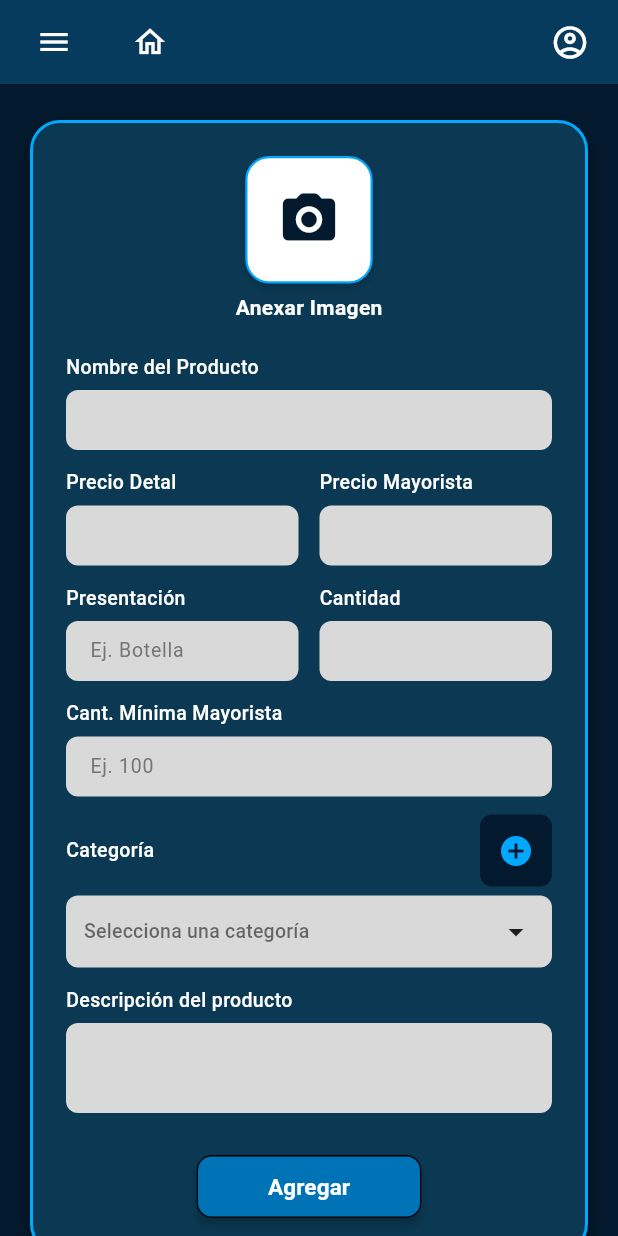
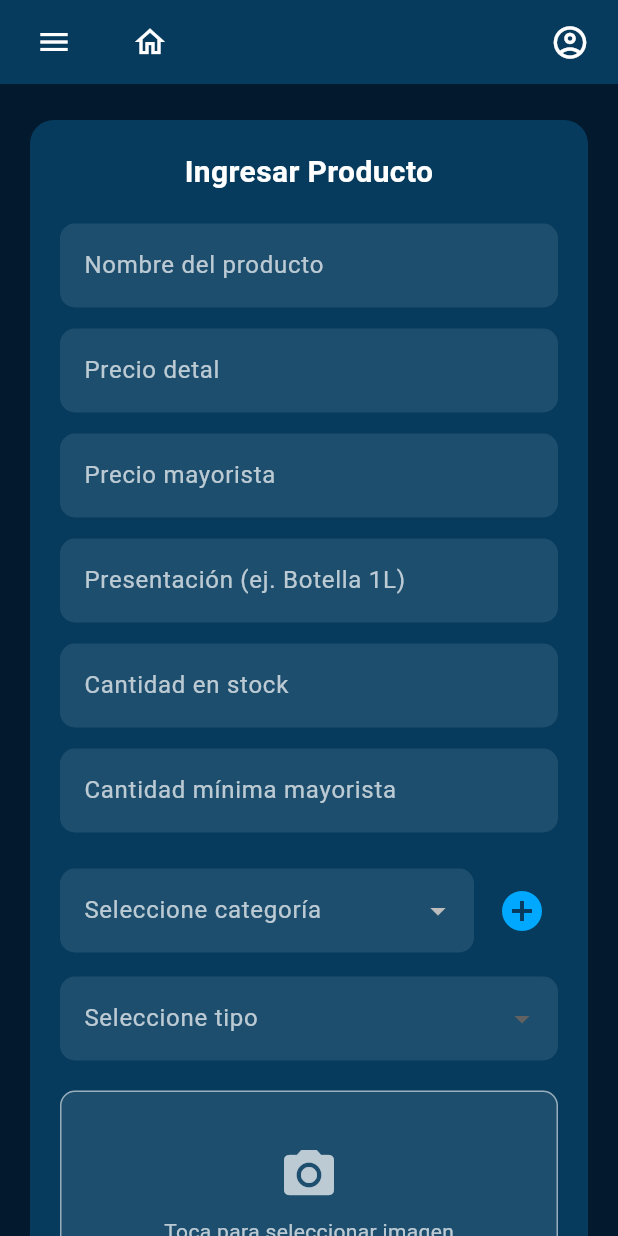
Before and after one commit to alviraxiomara-sketch/Distribuidora_Anita_Garz-n, a Flutter app: the IngresarProductoScreen screen opened directly, in the side drawer, after a tap on the "add circle" icon, on a phone screen of 412 x 824 dp. Run offline on Flutter 3.47's test engine with Material 3 defaults, Android fonts, the phone set to English and light mode, and no system bars; our stand-ins replace google_sign_in, image_picker, shared_preferences; accounts and stored records are empty; network calls fail; Roboto replaces fonts that are missing (Georgia).

Commit message:
Actualizar formulario

```diff
--- a/frontend/lib/screens/ingresar_producto.dart
+++ b/frontend/lib/screens/ingresar_producto.dart
@@ -6,9 +6,8 @@ import 'package:shared_preferences/shared_preferences.dart';
 import 'package:frontend/screens/principal_admin.dart';
 import 'package:frontend/screens/profile.dart';
 import 'package:frontend/services/api_config.dart';
-import 'package:frontend/widgets/admin_drawer.dart';
-import 'package:frontend/widgets/ingresar_producto.dart';
-import 'package:frontend/widgets/producto_ingresar_form_state.dart';
+import 'package:frontend/widgets/app_drawer.dart';
+import 'package:frontend/widgets/producto_ingresar_form.dart';
 
 class IngresarProductoScreen extends StatefulWidget {
   const IngresarProductoScreen({super.key});
@@ -26,20 +25,25 @@ class _IngresarProductoScreenState extends State<IngresarProductoScreen> {
   final _presentacionController = TextEditingController();
   final _cantidadController = TextEditingController();
   final _cantidadMinimaMayoristaController = TextEditingController();
-  final _descripcionController = TextEditingController();
 
   final img_picker.ImagePicker _picker = img_picker.ImagePicker();
   img_picker.XFile? _imagenProducto;
 
   bool _cargando = false;
   bool _cargandoCategorias = true;
+  bool _cargandoTipos = false;
+
   List<dynamic> _categoriasList = [];
+  List<dynamic> _tiposList = [];
+
   int? _categoriaSeleccionadaId;
+  int? _tipoSeleccionadoId;
 
   @override
   void initState() {
     super.initState();
     _cargarCategoriasDesdeBD();
+    _cargarTodosLosTipos();
   }
 
   @override
@@ -50,22 +54,21 @@ class _IngresarProductoScreenState extends State<IngresarProductoScreen> {
     _presentacionController.dispose();
     _cantidadController.dispose();
     _cantidadMinimaMayoristaController.dispose();
-    _descripcionController.dispose();
     super.dispose();
   }
 
   Future<void> _cargarCategoriasDesdeBD() async {
     try {
-      final prefs = await SharedPreferences.getInstance();
-      final token = prefs.getString('token');
       final response = await http.get(
         Uri.parse('${ApiConfig.baseUrl}/categorias'),
-        headers: {...ApiConfig.headers, if (token != null) 'Authorization': 'Bearer $token'},
-      );
+        headers: ApiConfig.headers,
+      ).timeout(const Duration(seconds: 30));
 
       if (response.statusCode == 200 && mounted) {
+        final decoded = jsonDecode(response.body);
+        List<dynamic> lista = decoded is List ? decoded : (decoded['categorias'] ?? decoded['data'] ?? []);
         setState(() {
-          _categoriasList = jsonDecode(response.body);
+          _categoriasList = lista;
           _cargandoCategorias = false;
         });
       } else if (mounted) {
@@ -73,6 +76,35 @@ class _IngresarProductoScreenState extends State<IngresarProductoScreen> {
       }
     } catch (e) {
       if (mounted) setState(() => _cargandoCategorias = false);
+    }
+  }
+
+  Future<void> _cargarTodosLosTipos() async {
+    setState(() => _cargandoTipos = true);
+    try {
+      final response = await http.get(
+        Uri.parse('${ApiConfig.baseUrl}/tipos'),
+        headers: ApiConfig.headers,
+      ).timeout(const Duration(seconds: 30));
+
+      if (response.statusCode == 200 && mounted) {
+        final decoded = jsonDecode(response.body);
+        List<dynamic> lista = decoded is List ? decoded : (decoded['tipos'] ?? decoded['data'] ?? []);
+        setState(() {
+          _tiposList = lista;
+          _cargandoTipos = false;
+        });
+      } else {
+        setState(() {
+          _tiposList = [{'id': 1, 'nombre': 'Nacionales'}, {'id': 2, 'nombre': 'Importadas'}];
+          _cargandoTipos = false;
+        });
+      }
+    } catch (e) {
+      setState(() {
+        _tiposList = [{'id': 1, 'nombre': 'Nacionales'}, {'id': 2, 'nombre': 'Importadas'}];
+        _cargandoTipos = false;
+      });
     }
   }
 
@@ -120,24 +152,68 @@ class _IngresarProductoScreenState extends State<IngresarProductoScreen> {
     );
   }
 
-  void _ejecutarGuardado() {
-    ProductoFormControllerHelper.guardarProducto(
-      context: context,
-      nombreController: _nombreController,
-      valorController: _valorController,
-      precioMayoristaController: _precioMayoristaController,
-      presentacionController: _presentacionController,
-      cantidadController: _cantidadController,
-      cantidadMinimaMayoristaController: _cantidadMinimaMayoristaController,
-      descripcionController: _descripcionController,
-      categoriaSeleccionadaId: _categoriaSeleccionadaId,
-      imagenProducto: _imagenProducto,
-      onCargando: (val) => setState(() => _cargando = val),
-      onExito: () => setState(() {
-        _imagenProducto = null;
-        _categoriaSeleccionadaId = null;
-      }),
-    );
+  Future<void> _ejecutarGuardado() async {
+    final nombre = _nombreController.text.trim();
+    final valor = _valorController.text.trim();
+
+    if (nombre.isEmpty || valor.isEmpty || _categoriaSeleccionadaId == null || _tipoSeleccionadoId == null) {
+      ScaffoldMessenger.of(context).showSnackBar(
+        const SnackBar(content: Text('Por favor completa los campos obligatorios, categoría y tipo'), backgroundColor: Colors.red),
+      );
+      return;
+    }
+
+    setState(() => _cargando = true);
+
+    try {
+      final token = (await SharedPreferences.getInstance()).getString('token');
+      var request = http.MultipartRequest('POST', Uri.parse('${ApiConfig.baseUrl}/productos'));
+
+      if (token != null) request.headers['Authorization'] = 'Bearer $token';
+
+      request.fields['nombre'] = nombre;
+      request.fields['precio_detal'] = valor;
+      request.fields['precio_mayorista'] = _precioMayoristaController.text.trim().isEmpty ? '0' : _precioMayoristaController.text.trim();
+      request.fields['presentacion'] = _presentacionController.text.trim();
+      request.fields['cantidad'] = _cantidadController.text.trim().isEmpty ? '0' : _cantidadController.text.trim();
+      request.fields['cantidad_minima_mayorista'] = _cantidadMinimaMayoristaController.text.trim().isEmpty ? '0' : _cantidadMinimaMayoristaController.text.trim();
+      request.fields['id_categoria'] = _categoriaSeleccionadaId.toString();
+      request.fields['id_tipo'] = _tipoSeleccionadoId.toString();
+
+      if (_imagenProducto != null) {
+        request.files.add(await http.MultipartFile.fromPath('imagen', _imagenProducto!.path));
+      }
+
+      var streamedResponse = await request.send();
+      var response = await http.Response.fromStream(streamedResponse);
+
+      if (response.statusCode == 201 || response.statusCode == 200) {
+        if (!mounted) return;
+        ScaffoldMessenger.of(context).showSnackBar(
+          const SnackBar(content: Text('Producto guardado exitosamente'), backgroundColor: Colors.green),
+        );
+        _nombreController.clear();
+        _valorController.clear();
+        _precioMayoristaController.clear();
+        _presentacionController.clear();
+        _cantidadController.clear();
+        _cantidadMinimaMayoristaController.clear();
+        setState(() {
+          _imagenProducto = null;
+          _categoriaSeleccionadaId = null;
+          _tipoSeleccionadoId = null;
+        });
+      } else {
+        throw Exception('Error en el servidor');
+      }
+    } catch (e) {
+      if (!mounted) return;
+      ScaffoldMessenger.of(context).showSnackBar(
+        const SnackBar(content: Text('Error al conectar con el servidor'), backgroundColor: Colors.red),
+      );
+    } finally {
+      if (mounted) setState(() => _cargando = false);
+    }
   }
 
   @override
@@ -145,28 +221,22 @@ class _IngresarProductoScreenState extends State<IngresarProductoScreen> {
     return Scaffold(
       key: _scaffoldKey,
       backgroundColor: const Color(0xFF031A2E),
-      drawer: const AdminDrawer(),
+      drawer: AppDrawer(categorias: _categoriasList, isLoading: _cargandoCategorias),
       appBar: AppBar(
         backgroundColor: const Color(0xFF063B5D),
         elevation: 0,
         automaticallyImplyLeading: false,
-        leadingWidth: 130, // <--- Ancho ampliado para evitar el overflow
+        leadingWidth: 130,
         leading: Row(
           children: [
             const SizedBox(width: 12),
             IconButton(
               icon: const Icon(Icons.menu, color: Colors.white, size: 24),
-              padding: EdgeInsets.zero,
-              constraints: const BoxConstraints(),
-              onPressed: () {
-                _scaffoldKey.currentState?.openDrawer();
-              },
+              onPressed: () => _scaffoldKey.currentState?.openDrawer(),
             ),
             const SizedBox(width: 16),
             IconButton(
               icon: const Icon(Icons.home_outlined, color: Colors.white, size: 24),
-              padding: EdgeInsets.zero,
-              constraints: const BoxConstraints(),
               onPressed: () => Navigator.pushAndRemoveUntil(
                 context,
                 MaterialPageRoute(builder: (_) => const PrincipalAdminScreen()),
@@ -193,7 +263,6 @@ class _IngresarProductoScreenState extends State<IngresarProductoScreen> {
             presentacionController: _presentacionController,
             cantidadController: _cantidadController,
             cantidadMinimaMayoristaController: _cantidadMinimaMayoristaController,
-            descripcionController: _descripcionController,
             imagenProducto: _imagenProducto,
             onTapImagen: () async {
               final img = await _picker.pickImage(source: img_picker.ImageSource.gallery, maxWidth: 600, maxHeight: 600, imageQuality: 50);
@@ -202,6 +271,10 @@ class _IngresarProductoScreenState extends State<IngresarProductoScreen> {
             categoriasList: _categoriasList,
             categoriaSeleccionadaId: _categoriaSeleccionadaId,
             onChangedCategoria: (id) => setState(() => _categoriaSeleccionadaId = id),
+            tiposList: _tiposList,
+            tipoSeleccionadoId: _tipoSeleccionadoId,
+            onChangedTipo: (id) => setState(() => _tipoSeleccionadoId = id),
+            cargandoTipos: _cargandoTipos,
             onAgregarCategoriaClick: _mostrarModalCrearCategoria,
             onGuardar: _ejecutarGuardado,
             cargando: _cargando,
--- a/frontend/lib/widgets/editar_producto.dart
+++ b/frontend/lib/widgets/editar_producto.dart
@@ -1,4 +1,3 @@
-import 'package:flutter/foundation.dart' show kIsWeb;
 import 'package:flutter/material.dart';
 import 'package:image_picker/image_picker.dart' as img_picker;
 
--- /dev/null
+++ b/frontend/lib/widgets/producto_ingresar_form.dart
@@ -0,0 +1,196 @@
+import 'dart:io';
+import 'package:flutter/foundation.dart';
+import 'package:flutter/material.dart';
+import 'package:image_picker/image_picker.dart' as img_picker;
+
+class ProductoFormContainer extends StatelessWidget {
+  final TextEditingController nombreController;
+  final TextEditingController valorController;
+  final TextEditingController precioMayoristaController;
+  final TextEditingController presentacionController;
+  final TextEditingController cantidadController;
+  final TextEditingController cantidadMinimaMayoristaController;
+
+  final img_picker.XFile? imagenProducto;
+  final VoidCallback onTapImagen;
+
+  final List<dynamic> categoriasList;
+  final int? categoriaSeleccionadaId;
+  final ValueChanged<int?> onChangedCategoria;
+
+  final List<dynamic> tiposList;
+  final int? tipoSeleccionadoId;
+  final ValueChanged<int?> onChangedTipo;
+  final bool cargandoTipos;
+
+  final VoidCallback onAgregarCategoriaClick;
+  final VoidCallback onGuardar;
+  final bool cargando;
+  final bool cargandoCategorias;
+
+  const ProductoFormContainer({
+    super.key,
+    required this.nombreController,
+    required this.valorController,
+    required this.precioMayoristaController,
+    required this.presentacionController,
+    required this.cantidadController,
+    required this.cantidadMinimaMayoristaController,
+    required this.imagenProducto,
+    required this.onTapImagen,
+    required this.categoriasList,
+    required this.categoriaSeleccionadaId,
+    required this.onChangedCategoria,
+    required this.tiposList,
+    required this.tipoSeleccionadoId,
+    required this.onChangedTipo,
+    required this.cargandoTipos,
+    required this.onAgregarCategoriaClick,
+    required this.onGuardar,
+    required this.cargando,
+    required this.cargandoCategorias,
+  });
+
+  @override
+  Widget build(BuildContext context) {
+    return Container(
+      padding: const EdgeInsets.all(20),
+      decoration: BoxDecoration(
+        color: const Color(0xFF063B5D),
+        borderRadius: BorderRadius.circular(16),
+      ),
+      child: Column(
+        crossAxisAlignment: CrossAxisAlignment.stretch,
+        children: [
+          const Text('Ingresar Producto', style: TextStyle(color: Colors.white, fontSize: 20, fontWeight: FontWeight.bold), textAlign: TextAlign.center),
+          const SizedBox(height: 20),
+
+          _buildTextField('Nombre del producto', nombreController),
+          _buildTextField('Precio detal', valorController, keyboardType: TextInputType.number),
+          _buildTextField('Precio mayorista', precioMayoristaController, keyboardType: TextInputType.number),
+          _buildTextField('Presentación (ej. Botella 1L)', presentacionController),
+          _buildTextField('Cantidad en stock', cantidadController, keyboardType: TextInputType.number),
+          _buildTextField('Cantidad mínima mayorista', cantidadMinimaMayoristaController, keyboardType: TextInputType.number),
+
+          const SizedBox(height: 10),
+
+          // Selector de Categoría
+          Row(
+            children: [
+              Expanded(
+                child: cargandoCategorias
+                    ? const Center(child: CircularProgressIndicator(color: Colors.white))
+                    : DropdownButtonFormField<int>(
+                        value: categoriaSeleccionadaId,
+                        dropdownColor: const Color(0xFF063B5D),
+                        style: const TextStyle(color: Colors.white),
+                        decoration: _inputDecoration('Seleccione categoría'),
+                        items: categoriasList.map<DropdownMenuItem<int>>((cat) {
+                          final id = int.tryParse(cat['id'].toString()) ?? 0;
+                          final nombre = cat['nombre'] ?? 'Sin nombre';
+                          return DropdownMenuItem<int>(
+                            value: id,
+                            child: Text(nombre, style: const TextStyle(color: Colors.white)),
+                          );
+                        }).toList(),
+                        onChanged: onChangedCategoria,
+                      ),
+              ),
+              const SizedBox(width: 8),
+              IconButton(
+                onPressed: onAgregarCategoriaClick,
+                icon: const Icon(Icons.add_circle, color: Color(0xFF00A8FF), size: 32),
+                tooltip: 'Crear nueva categoría',
+              ),
+            ],
+          ),
+
+          const SizedBox(height: 16),
+
+          // Selector de Tipo
+          cargandoTipos
+              ? const Center(child: CircularProgressIndicator(color: Colors.white))
+              : DropdownButtonFormField<int>(
+                  value: tipoSeleccionadoId,
+                  dropdownColor: const Color(0xFF063B5D),
+                  style: const TextStyle(color: Colors.white),
+                  decoration: _inputDecoration('Seleccione tipo'),
+                  items: tiposList.map<DropdownMenuItem<int>>((tipo) {
+                    final id = int.tryParse(tipo['id'].toString()) ?? 0;
+                    final nombre = tipo['nombre'] ?? 'Sin nombre';
+                    return DropdownMenuItem<int>(
+                      value: id,
+                      child: Text(nombre, style: const TextStyle(color: Colors.white)),
+                    );
+                  }).toList(),
+                  onChanged: onChangedTipo,
+                ),
+
+          const SizedBox(height: 20),
+
+          // Selector de Imagen
+          GestureDetector(
+            onTap: onTapImagen,
+            child: Container(
+              height: 140,
+              decoration: BoxDecoration(
+                color: Colors.white.withAlpha(25),
+                borderRadius: BorderRadius.circular(10),
+                border: Border.all(color: Colors.white54),
+              ),
+              child: imagenProducto == null
+                  ? const Center(child: Column(mainAxisAlignment: MainAxisAlignment.center, children: [
+                      Icon(Icons.camera_alt, color: Colors.white70, size: 40),
+                      SizedBox(height: 8),
+                      Text('Toca para seleccionar imagen', style: TextStyle(color: Colors.white70)),
+                    ]))
+                  : ClipRRect(
+                      borderRadius: BorderRadius.circular(10),
+                      child: kIsWeb
+                          ? Image.network(imagenProducto!.path, fit: BoxFit.cover)
+                          : Image.file(File(imagenProducto!.path), fit: BoxFit.cover),
+                    ),
+            ),
+          ),
+
+          const SizedBox(height: 24),
+
+          // Botón Guardar
+          ElevatedButton(
+            style: ElevatedButton.styleFrom(
+              backgroundColor: const Color(0xFF00A8FF),
+              padding: const EdgeInsets.symmetric(vertical: 14),
+              shape: RoundedRectangleBorder(borderRadius: BorderRadius.circular(10)),
+            ),
+            onPressed: cargando ? null : onGuardar,
+            child: cargando
+                ? const SizedBox(height: 20, width: 20, child: CircularProgressIndicator(color: Colors.white, strokeWidth: 2))
+                : const Text('Guardar Producto', style: TextStyle(color: Colors.white, fontSize: 16, fontWeight: FontWeight.bold)),
+          ),
+        ],
+      ),
+    );
+  }
+
+  Widget _buildTextField(String label, TextEditingController controller, {TextInputType keyboardType = TextInputType.text}) {
+    return Padding(
+      padding: const EdgeInsets.only(bottom: 14),
+      child: TextField(
+        controller: controller,
+        keyboardType: keyboardType,
+        style: const TextStyle(color: Colors.white),
+        decoration: _inputDecoration(label),
+      ),
+    );
+  }
+
+  InputDecoration _inputDecoration(String label) {
+    return InputDecoration(
+      labelText: label,
+      labelStyle: const TextStyle(color: Colors.white70),
+      filled: true,
+      fillColor: Colors.white.withAlpha(25),
+      border: OutlineInputBorder(borderRadius: BorderRadius.circular(10), borderSide: BorderSide.none),
+    );
+  }
+}
--- a/frontend/lib/widgets/producto_ingresar_form_state.dart
+++ /dev/null
@@ -1,77 +0,0 @@
-import 'dart:convert';
-import 'package:flutter/foundation.dart' show kIsWeb;
-import 'package:flutter/material.dart';
-import 'package:http/http.dart' as http;
-import 'package:image_picker/image_picker.dart' as img_picker;
-import 'package:shared_preferences/shared_preferences.dart';
-import 'package:frontend/services/api_config.dart';
-
-class ProductoFormControllerHelper {
-  static Future<void> guardarProducto({
-    required BuildContext context,
-    required TextEditingController nombreController,
-    required TextEditingController valorController,
-    required TextEditingController precioMayoristaController,
-    required TextEditingController presentacionController,
-    required TextEditingController cantidadController,
-    required TextEditingController cantidadMinimaMayoristaController,
-    required TextEditingController descripcionController,
-    required int? categoriaSeleccionadaId,
-    required img_picker.XFile? imagenProducto,
-    required VoidCallback onExito,
-    required ValueChanged<bool> onCargando,
-  }) async {
-    if (nombreController.text.trim().isEmpty ||
-        valorController.text.trim().isEmpty ||
-        categoriaSeleccionadaId == null) {
-      ScaffoldMessenger.of(context).showSnackBar(
-        const SnackBar(content: Text('Rellena los campos obligatorios y la categoría'), backgroundColor: Colors.orange),
-      );
-      return;
-    }
-
-    onCargando(true);
-    try {
-      final token = (await SharedPreferences.getInstance()).getString('token');
-      final request = http.MultipartRequest('POST', Uri.parse('${ApiConfig.baseUrl}/productos'));
-
-      if (token != null) request.headers['Authorization'] = 'Bearer $token';
-
-      request.fields.addAll({
-        'id_categoria': categoriaSeleccionadaId.toString(),
-        'nombre': nombreController.text.trim(),
-        'precio_detal': valorController.text.trim(),
-        'precio_mayorista': precioMayoristaController.text.trim(),
-        'presentacion': presentacionController.text.trim(),
-        'cantidad': cantidadController.text.trim().isEmpty ? '0' : cantidadController.text.trim(),
-        'cantidad_minima_mayorista': cantidadMinimaMayoristaController.text.trim().isEmpty ? '0' : cantidadMinimaMayoristaController.text.trim(),
-        'descripcion': descripcionController.text.trim(),
-      });
-
-      if (imagenProducto != null) {
-        request.files.add(kIsWeb
-            ? http.MultipartFile.fromBytes('imagen', await imagenProducto.readAsBytes(), filename: imagenProducto.name)
-            : await http.MultipartFile.fromPath('imagen', imagenProducto.path));
-      }
-
-      final res = await http.Response.fromStream(await request.send());
-      if (res.statusCode == 200 || res.statusCode == 201) {
-        if (!context.mounted) return;
-        ScaffoldMessenger.of(context).showSnackBar(
-          const SnackBar(content: Text('¡Producto registrado con éxito!'), backgroundColor: Colors.green),
-        );
-        [nombreController, valorController, precioMayoristaController, presentacionController, cantidadController, cantidadMinimaMayoristaController, descripcionController].forEach((c) => c.clear());
-        onExito();
-      } else {
-        throw Exception(jsonDecode(res.body)['error'] ?? 'Error al registrar');
-      }
-    } catch (e) {
-      if (!context.mounted) return;
-      ScaffoldMessenger.of(context).showSnackBar(
-        SnackBar(content: Text(e.toString().replaceAll('Exception: ', '')), backgroundColor: Colors.red),
-      );
-    } finally {
-      onCargando(false);
-    }
-  }
-}
```
Also changed, not shown: frontend/lib/screens/principal_cliente.dart (+55 -13 lines), frontend/lib/screens/splash.dart (added, +88 -0 lines), frontend/lib/screens/tipos.dart (added).
